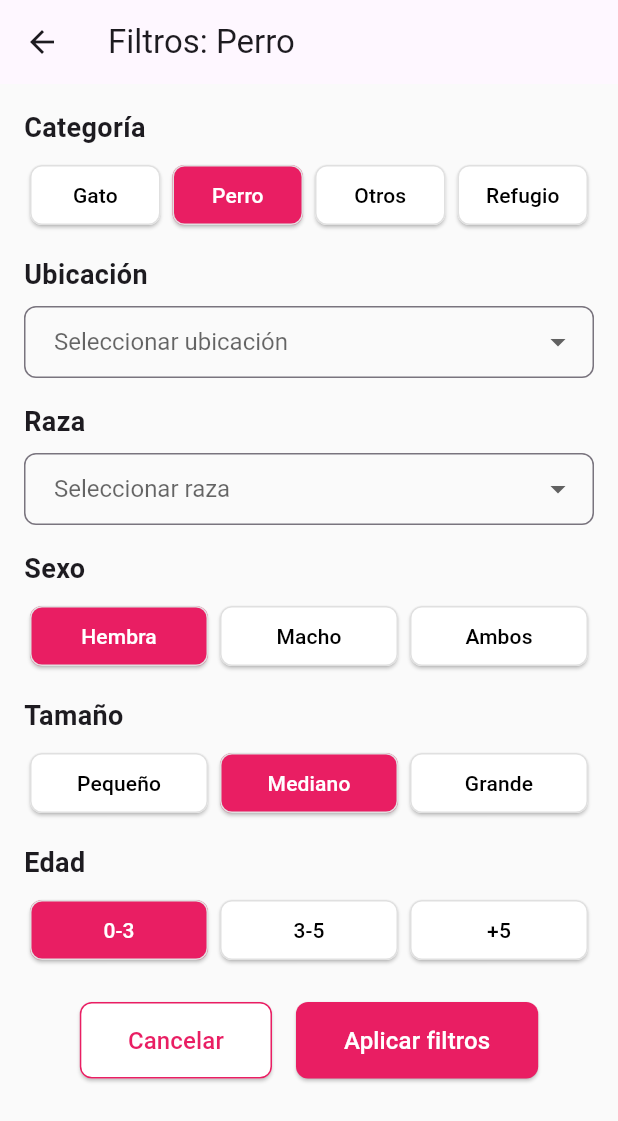
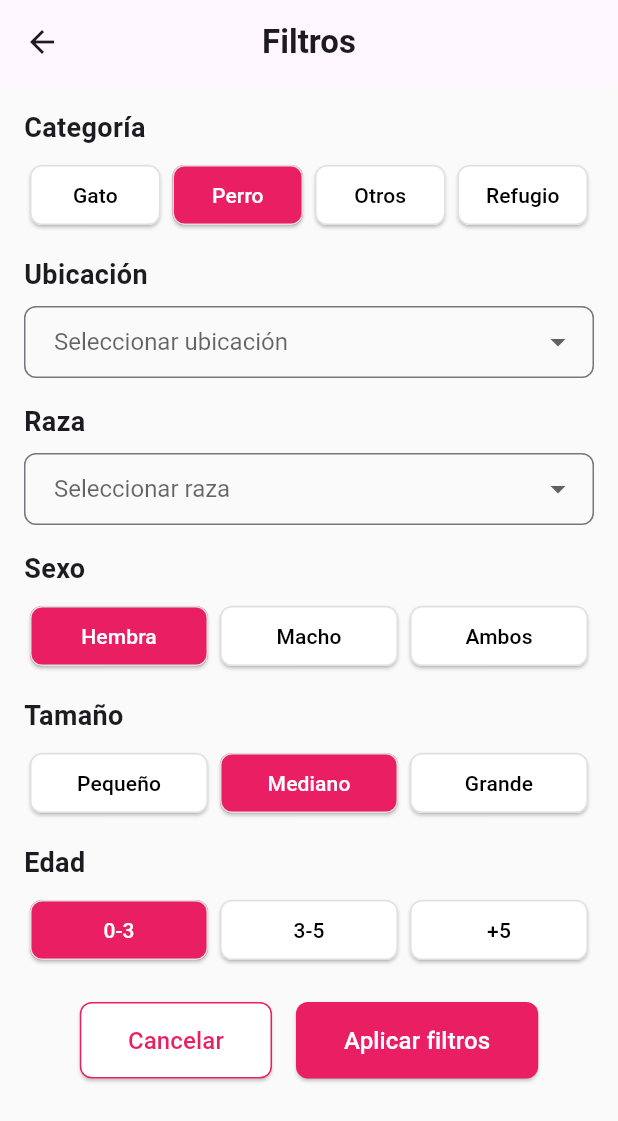
Before and after one commit to No-Country-simulation/equipo-c23-33-mobile, a Flutter app: the FilterPage screen opened directly, on a phone screen of 412 x 824 dp. Shown: the top 1121 px of the screen. Run offline on Flutter 3.47's test engine with Material 3 defaults, Android fonts, the phone set to English and light mode, and no system bars; our stand-ins replace firebase_auth, firebase_core; accounts and stored records are empty.

Commit message:
Se centro el texto del Appbar y el boton Cancelar regresa a Home

```diff
--- a/apps/mobile/lib/screens/filter/action_buttons.dart
+++ b/apps/mobile/lib/screens/filter/action_buttons.dart
@@ -9,7 +9,7 @@ class ActionButtons extends StatelessWidget {
       child: Row(
         mainAxisAlignment: MainAxisAlignment.center, // Centrar los botones
         children: [
-          _buildCancelButton(),
+          _buildCancelButton(context), // Pasamos el contexto aquí
           const SizedBox(width: 16), // Espacio entre los botones
           _buildApplyButton(),
         ],
@@ -17,7 +17,7 @@ class ActionButtons extends StatelessWidget {
     );
   }
 
-  Widget _buildCancelButton() {
+  Widget _buildCancelButton(BuildContext context) {
     return ElevatedButton(
       style: ElevatedButton.styleFrom(
         backgroundColor: Colors.white,
@@ -29,7 +29,8 @@ class ActionButtons extends StatelessWidget {
             horizontal: 32, vertical: 14), // Aumentar el tamaño
       ),
       onPressed: () {
-        // Lógica para cancelar
+        // Navegar de regreso a la pantalla anterior (Home)
+        Navigator.pop(context);
       },
       child: const Text(
         "Cancelar",
--- a/apps/mobile/lib/screens/filter/filter.dart
+++ b/apps/mobile/lib/screens/filter/filter.dart
@@ -21,7 +21,13 @@ class FilterPageState extends State<FilterPage> {
   Widget build(BuildContext context) {
     return Scaffold(
       appBar: AppBar(
-        title: Text("Filtros: ${widget.especie}"),
+        title: const Text(
+          "Filtros",
+          style: TextStyle(
+            fontWeight: FontWeight.bold,
+          ),
+        ),
+        centerTitle: true,
       ),
       body: SingleChildScrollView(
         padding: const EdgeInsets.all(16.0),
```
